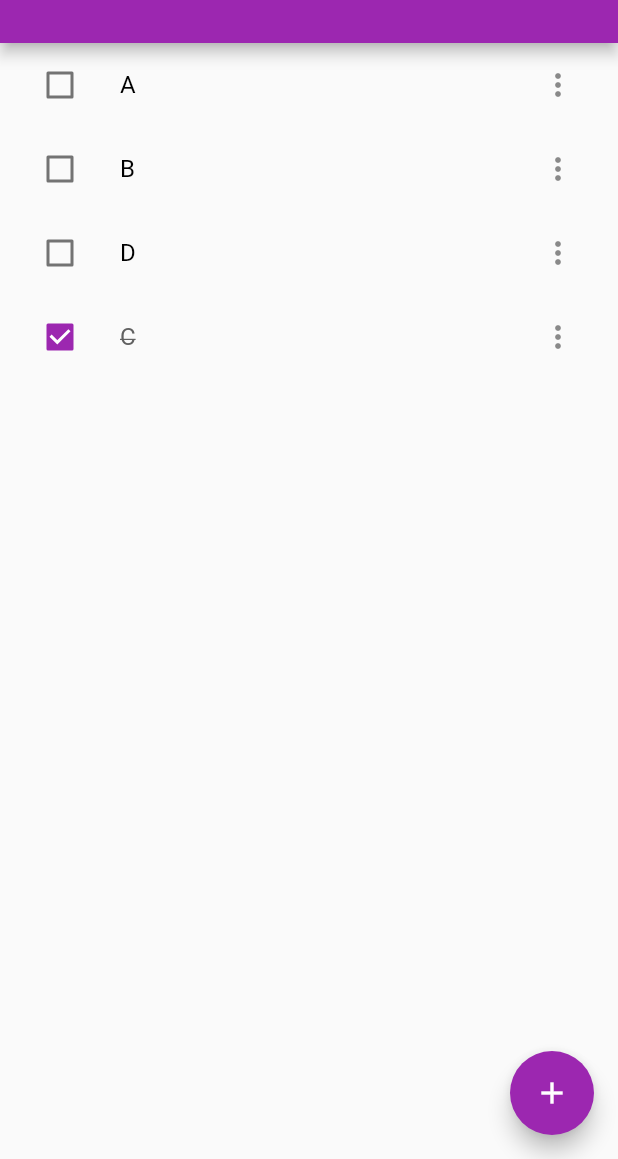
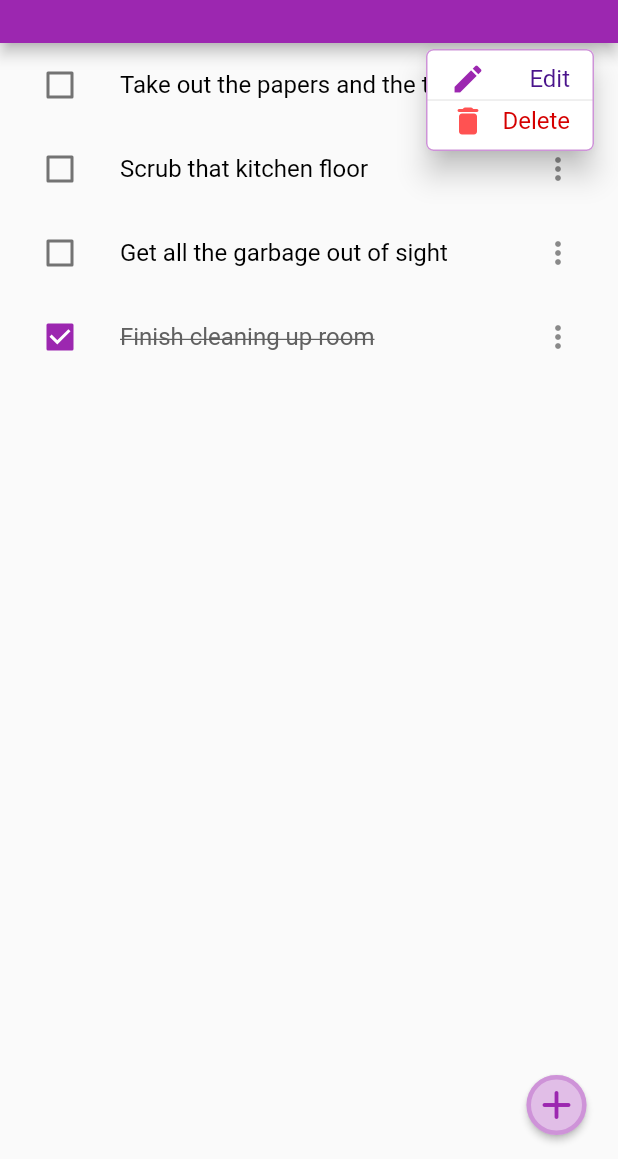
Before and after one commit to celinediaz/todo_test, a Flutter app: the screen it shows after launch, after a tap on the "more vert" icon, on a phone screen of 412 x 824 dp, the part 77-1236 px from its top. Run offline on Flutter 3.47's test engine with Material 2 defaults, Android fonts, the phone set to English and light mode, and no system bars.

Commit message:
add, edit and delete tasks

```diff
--- /dev/null
+++ b/lib/hero_dialog_route.dart
@@ -0,0 +1,39 @@
+import 'dart:ui';
+import 'package:flutter/material.dart';
+
+
+class HeroDialogRoute<T> extends PageRoute<T> {
+  HeroDialogRoute({ required this.builder }) : super();
+
+  final WidgetBuilder builder;
+
+  @override
+  bool get opaque => false;
+
+  @override
+  bool get barrierDismissible => true;
+
+  @override
+  Duration get transitionDuration => const Duration(milliseconds: 200);
+
+  @override
+  bool get maintainState => true;
+
+  @override
+  Color get barrierColor => Colors.black54;
+
+  @override
+  Widget buildTransitions(BuildContext context, Animation<double> animation,
+      Animation<double> secondaryAnimation, Widget child) {
+    return child;
+  }
+
+  @override
+  Widget buildPage(BuildContext context, Animation<double> animation,
+      Animation<double> secondaryAnimation) {
+    return builder(context);
+  }
+
+  @override
+  String get barrierLabel => 'Popup dialog open';
+}
--- a/lib/main.dart
+++ b/lib/main.dart
@@ -1,6 +1,6 @@
 import 'package:flutter/material.dart';
-
-
+import 'package:todo_test/hero_dialog_route.dart';
+import 'package:todo_test/add_todo_popup_card.dart';
 void main() {
   runApp(const MyApp());
 }
@@ -39,13 +39,13 @@ class Task {
 
 class _MyHomePageState extends State<MyHomePage> {
   List<Task> items = [
-    Task('A', order: 0),
-    Task('B', order: 1),
-    Task('C', order: 2, checked: true),
-    Task('D', order: 3),
+    Task('Take out the papers and the trash', order: 0),
+    Task('Scrub that kitchen floor', order: 1),
+    Task('Finish cleaning up room', order: 2, checked: true),
+    Task('Get all the garbage out of sight', order: 3),
   ];
 
-  updateList(e) {
+  updateList() {
     setState((){
       List<Task> checkedList = this.items.where((element) => element.checked).toList();
       checkedList.sort((a,b) => a.order - b.order);
@@ -57,9 +57,27 @@ class _MyHomePageState extends State<MyHomePage> {
     });
   }
 
+  final textCtrl = TextEditingController();
+
+  openPopUp(void Function(String) onSave) {
+    Navigator.of(context).push(HeroDialogRoute(
+        builder: (context){
+          return AddTodoPopupCard(
+              textCtrl: textCtrl,
+              onSave: (text){
+                onSave(text);
+                updateList();
+                textCtrl.text = '';
+                Navigator.of(context).pop();
+              },
+          );
+        },
+    ));
+  }
+
   @override
   Widget build(BuildContext context) {
-    updateList(this.items);
+    updateList();
     return Scaffold(
       appBar: AppBar(
         toolbarHeight: 80,
@@ -74,7 +92,7 @@ class _MyHomePageState extends State<MyHomePage> {
               onChanged: (bool? value){
                 setState(() {
                   e.checked = !e.checked;
-                  updateList(e.checked);
+                  updateList();
                 });
               },
             ),
@@ -84,17 +102,108 @@ class _MyHomePageState extends State<MyHomePage> {
                 decoration: e.checked ? TextDecoration.lineThrough : null,
               ),
             ),
-            trailing: IconButton(onPressed: () {}, icon: const Icon(Icons.more_vert)),
+            trailing: PopupMenuButton<String>(
+              onSelected: (t) {
+                switch(t){
+                  case 'edit':
+                    this.textCtrl.text = e.text;
+                    openPopUp((text) =>
+                    this.items.firstWhere((element) => element.order == e.order)
+                      .text = text);
+                    break;
+                  case 'delete':
+                    this.items.removeWhere((element) => element.order == e.order);
+                    updateList();
+                    break;
+                }
+              },
+              icon: Icon(Icons.more_vert),
+              shape: RoundedRectangleBorder(
+                borderRadius: BorderRadius.all(Radius.circular(5)),
+                side: BorderSide(color: Colors.purple.shade200, width:1),
+              ),
+              itemBuilder: (context){
+                return[
+                  PopupMenuItem<String>(
+                    height:12,
+                    child: Row(
+                        mainAxisAlignment: MainAxisAlignment.spaceBetween,
+                        children: [
+                          Icon(Icons.edit, color: Colors.purple.shade500),
+                          Text(
+                              'Edit',
+                              textAlign: TextAlign.right,
+                              style: TextStyle(
+                              color: Colors.purple.shade900,
+                              ),
+                          ),
+                        ],
+                        ),
+                    value: 'edit',
+                      ),
+                  PopupMenuDivider(
+                    height: 4,
+                  ),
+                  PopupMenuItem<String>(
+                    height:12,
+                    child: Row(
+                      mainAxisAlignment: MainAxisAlignment.spaceBetween,
+                      children: [
+                        Icon(Icons.delete_rounded, color: Colors.redAccent.shade200),
+                        Text(
+                          'Delete',
+                          textAlign: TextAlign.right,
+                          style: TextStyle(
+                            color: Colors.redAccent.shade700,
+                          ),
+                        ),
+                      ],
+                    ),
+                    value: 'delete',
+                  ),
+                ];
+              },
+            ),
+            //IconButton(onPressed: () {}, icon: const Icon(Icons.more_vert)),
             onTap: () {
               e.checked = !e.checked;
-              updateList(e);
+              updateList();
             },
           ))
       ]),
-      floatingActionButton: FloatingActionButton(
-        onPressed: (){},
-        tooltip: 'Add Task',
-        child: const Icon(Icons.add),
+      floatingActionButton: Padding(
+        padding: const EdgeInsets.only(right:5.0),
+        child: GestureDetector(
+          onTap: () => openPopUp((text) => items.add(Task(text,
+                          order: items.reduce((value, element) =>
+                              element.order > value.order ? element : value)
+                              .order + 1
+                        )
+          )),
+          child: Hero(
+            tag: 'add-todo-hero',
+            child: Material(
+              elevation:2,
+              color: Colors.purple.shade100,
+              shape: RoundedRectangleBorder(
+                borderRadius: BorderRadius.circular(46),
+                side: BorderSide(
+                  width: 3,
+                  color: Colors.purple.shade200
+                ),
+              ),
+              child: Padding(
+                padding: EdgeInsets.all(4.0),
+                child: Icon(
+                  Icons.add_rounded,
+                  color: Colors.purple.shade500,
+                  size: 32
+                )
+              )
+            )
+
+          )
+        )
       ), // This trailing comma makes auto-formatting nicer for build methods.
     );
   }
```
Also changed, not shown: lib/add_todo_popup_card.dart (added, +74 -0 lines).
